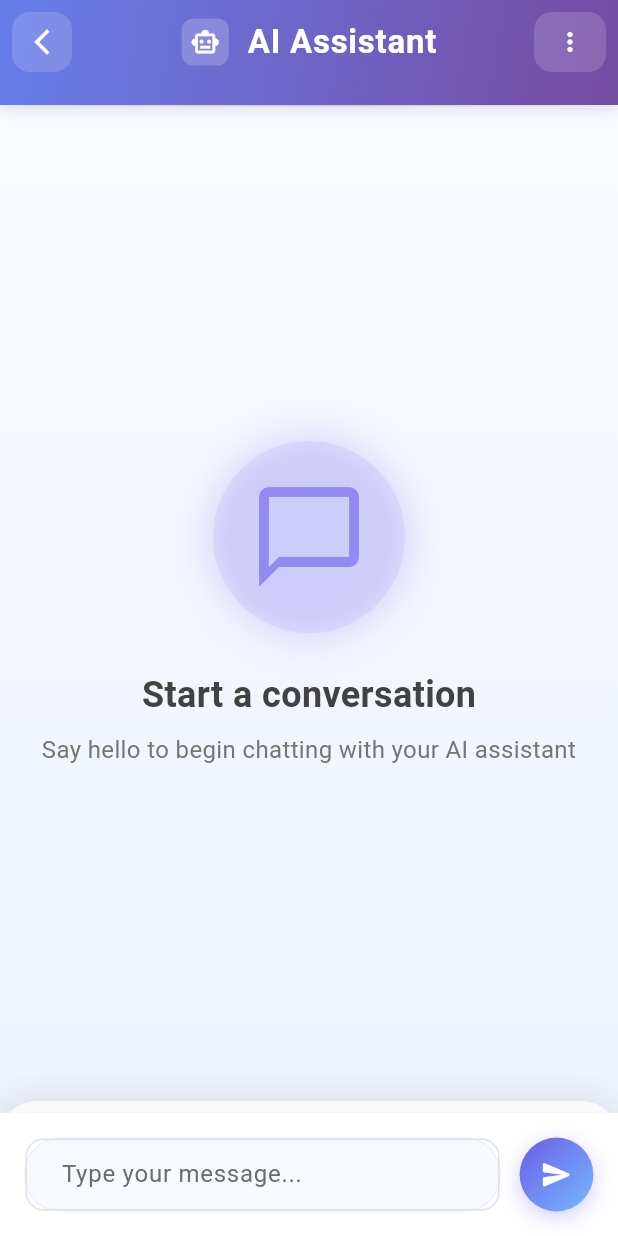
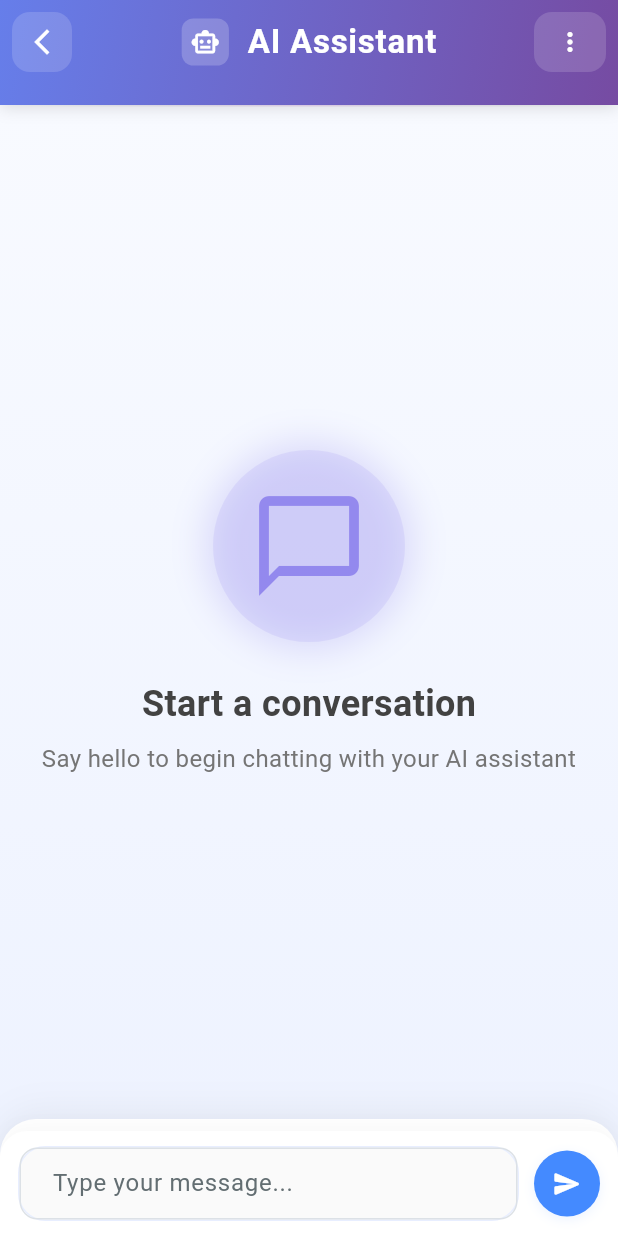
Before and after one commit to dhrruvchotai/ML-Based-Personal-Finance-Optimizer, a Flutter app: the screen it shows after launch, on a phone screen of 412 x 824 dp. Run offline on Flutter 3.47's test engine with Material 3 defaults, Android fonts, the phone set to English and light mode, and no system bars; our stand-ins replace firebase_auth, firebase_core, fl_chart, flutter_dotenv, get, google_generative_ai and 6 more; accounts and stored records are empty.

Commit message:
chatbot ui

```diff
--- a/lib/frontend/user_module/views/chatbot_view/chatbot_screen.dart
+++ b/lib/frontend/user_module/views/chatbot_view/chatbot_screen.dart
@@ -25,6 +25,10 @@ class _ChatBotScreenState extends State<ChatBotScreen>
   late Animation<double> _borderAnimation;
   late Animation<double> _pulseAnimation;
   late Animation<double> _shimmerAnimation;
+
+  // Add a controller for animating the shadow of the TextField
+  late AnimationController _textFieldShadowController;
+  late Animation<double> _textFieldShadowAnimation;
 
   bool _isFocused = false;
 
@@ -62,9 +66,21 @@ class _ChatBotScreenState extends State<ChatBotScreen>
     _shimmerAnimation = Tween<double>(begin: 0.0, end: 1.0)
         .animate(_shimmerAnimationController);
 
+    _textFieldShadowController = AnimationController(
+      duration: const Duration(milliseconds: 300),
+      vsync: this,
+    );
+    _textFieldShadowAnimation = Tween<double>(begin: 0.0, end: 1.0).animate(
+      CurvedAnimation(parent: _textFieldShadowController, curve: Curves.easeInOut),
+    );
     _focusNode.addListener(() {
       setState(() {
         _isFocused = _focusNode.hasFocus;
+        if (_isFocused) {
+          _textFieldShadowController.forward();
+        } else {
+          _textFieldShadowController.reverse();
+        }
       });
     });
   }
@@ -74,6 +90,7 @@ class _ChatBotScreenState extends State<ChatBotScreen>
     _borderAnimationController.dispose();
     _pulseAnimationController.dispose();
     _shimmerAnimationController.dispose();
+    _textFieldShadowController.dispose();
     _focusNode.dispose();
     super.dispose();
   }
@@ -531,60 +548,48 @@ class _ChatBotScreenState extends State<ChatBotScreen>
 
   Widget _buildInputSection() {
     return Container(
-      padding: const EdgeInsets.all(16),
+      padding: const EdgeInsets.symmetric(horizontal: 12, vertical: 10),
       decoration: BoxDecoration(
         color: Colors.white,
         boxShadow: [
           BoxShadow(
-            color: Colors.black.withOpacity(0.05),
-            blurRadius: 20,
-            offset: const Offset(0, -5),
+            color: Colors.black.withOpacity(0.03),
+            blurRadius: 10,
+            offset: const Offset(0, -2),
           ),
         ],
+        borderRadius: const BorderRadius.only(
+          topLeft: Radius.circular(18),
+          topRight: Radius.circular(18),
+        ),
       ),
       child: SafeArea(
         child: Row(
           children: [
             Expanded(
               child: AnimatedBuilder(
-                animation: _borderAnimation,
+                animation: _textFieldShadowAnimation,
                 builder: (context, child) {
                   return Container(
                     decoration: BoxDecoration(
-                      borderRadius: BorderRadius.circular(25),
-                      gradient: _isFocused
-                          ? LinearGradient(
-                        colors: [
-                          Color.lerp(
-                            const Color(0xFF667eea),
-                            const Color(0xFF764ba2),
-                            math.sin(_borderAnimation.value * 2 * math.pi) * 0.5 + 0.5,
-                          )!,
-                          Color.lerp(
-                            const Color(0xFF764ba2),
-                            const Color(0xFF667eea),
-                            math.sin(_borderAnimation.value * 2 * math.pi) * 0.5 + 0.5,
-                          )!,
+                      borderRadius: BorderRadius.circular(18),
+                      color: Colors.grey[50],
+                      boxShadow: [
+                        if (_textFieldShadowAnimation.value > 0)
+                          BoxShadow(
+                            color: Colors.blueAccent.withOpacity(0.15 * _textFieldShadowAnimation.value),
+                            blurRadius: 16 * _textFieldShadowAnimation.value,
+                            offset: Offset(0, 2 * _textFieldShadowAnimation.value),
+                          ),
                       ],
-                        stops: [
-                          math.sin(_borderAnimation.value * 2 * math.pi) * 0.5 + 0.5,
-                          math.cos(_borderAnimation.value * 2 * math.pi) * 0.5 + 0.5,
-                        ],
-                      )
-                          : null,
-                      border: !_isFocused
-                          ? Border.all(
-                        color: const Color(0xFFE8EEFF),
-                        width: 1,
-                      )
-                          : null,
+                      border: Border.all(
+                        color: _isFocused ? Colors.blueAccent.withOpacity(0.5) : const Color(0xFFE8EEFF),
+                        width: _isFocused ? 1.5 : 1,
+                      ),
                     ),
                     padding: EdgeInsets.all(_isFocused ? 2 : 0),
-                    child: Container(
-                      decoration: BoxDecoration(
-                        color: const Color(0xFFF8F9FF),
-                        borderRadius: BorderRadius.circular(25),
-                      ),
+                    child: Material(
+                      color: Colors.transparent,
                       child: TextField(
                         controller: _textController,
                         focusNode: _focusNode,
@@ -596,8 +601,8 @@ class _ChatBotScreenState extends State<ChatBotScreen>
                           ),
                           border: InputBorder.none,
                           contentPadding: EdgeInsets.symmetric(
-                            horizontal: 20,
-                            vertical: 12,
+                            horizontal: 18,
+                            vertical: 10,
                           ),
                         ),
                         style: const TextStyle(
@@ -612,45 +617,33 @@ class _ChatBotScreenState extends State<ChatBotScreen>
                 },
               ),
             ),
-            const SizedBox(width: 12),
-            AnimatedBuilder(
-              animation: _pulseAnimation,
-              builder: (context, child) {
-                return Transform.scale(
-                  scale: _pulseAnimation.value,
-                  child: Container(
-                    width: 50,
-                    height: 50,
+            const SizedBox(width: 10),
+            Container(
+              width: 44,
+              height: 44,
               decoration: BoxDecoration(
-                      gradient: const LinearGradient(
-                        colors: [Color(0xFF6C5CE7), Color(0xFF74B9FF)],
-                        begin: Alignment.topLeft,
-                        end: Alignment.bottomRight,
-                      ),
+                color: Colors.blueAccent,
                 shape: BoxShape.circle,
                 boxShadow: [
                   BoxShadow(
-                          color: const Color(0xFF6C5CE7).withOpacity(0.3),
-                          blurRadius: 12,
-                          offset: const Offset(0, 4),
+                    color: Colors.blueAccent.withOpacity(0.10),
+                    blurRadius: 6,
+                    offset: const Offset(0, 2),
                   ),
                 ],
               ),
               child: Material(
                 color: Colors.transparent,
                 child: InkWell(
-                        borderRadius: BorderRadius.circular(25),
+                  borderRadius: BorderRadius.circular(22),
                   onTap: _sendMessage,
                   child: const Icon(
                     Icons.send_rounded,
                     color: Colors.white,
-                          size: 22,
+                    size: 20,
                   ),
                 ),
               ),
-                  ),
-                );
-              },
             ),
           ],
         ),
```
Lines whose indentation alone changed are shown as unchanged.
